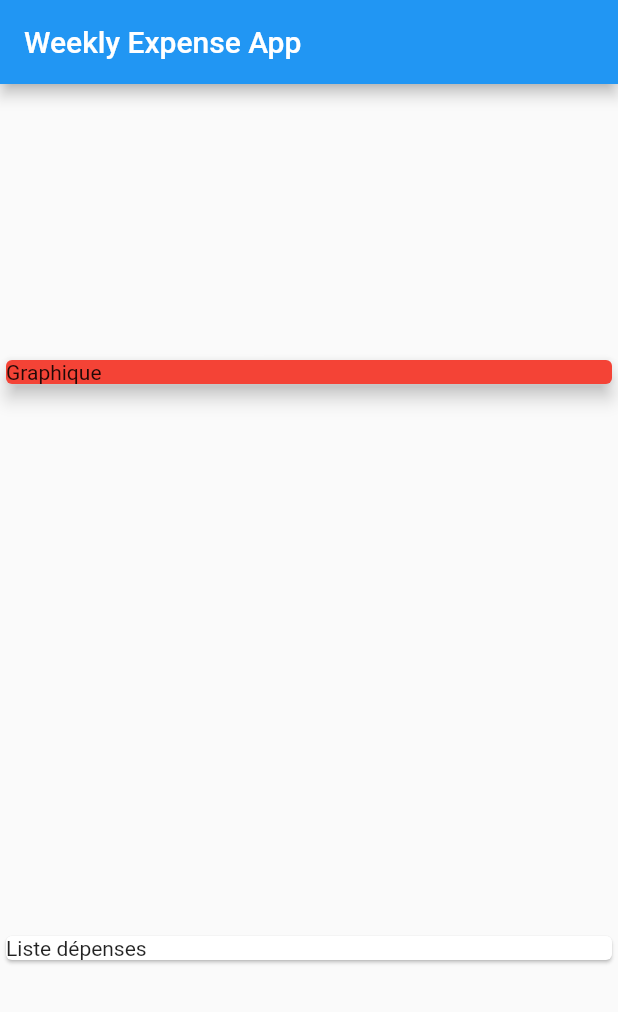
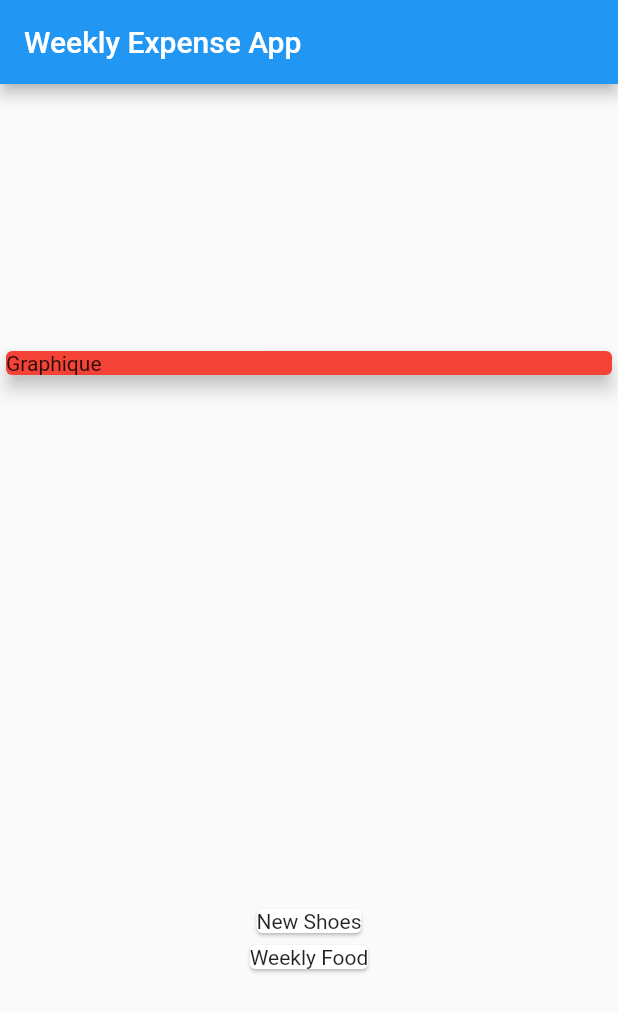
Before and after one commit to NoeBerdoz/WeeklyExpenseApp, a Flutter app: the screen it shows after launch, on a phone screen of 412 x 824 dp. Shown: the top 1012 px of the screen. Run offline on Flutter 3.47's test engine with Material 2 defaults, Android fonts, the phone set to English and light mode, and no system bars.

Commit message:
Transaction class

```diff
--- a/lib/main.dart
+++ b/lib/main.dart
@@ -1,3 +1,4 @@
+import 'package:WeeklyExpenseApp/transaction.dart';
 import 'package:flutter/material.dart';
 
 void main() {
@@ -32,9 +33,25 @@ class MyApp extends StatelessWidget {
 }
 
 class MyHomePage extends StatelessWidget {
+  final List<Transaction> transactions = [
+    Transaction(
+      id: 't1',
+      title: 'New Shoes',
+      amount: 199.90,
+      date: DateTime.now(),
+    ),
+    Transaction(
+      id: 't2',
+      title: 'Weekly Food',
+      amount: 100,
+      date: DateTime.now(),
+    )
+  ];
+
   @override
   Widget build(BuildContext context) {
     return Scaffold(
+
       appBar: AppBar(
         title: Text('Weekly Expense App'),
       ),
@@ -51,8 +68,10 @@ class MyHomePage extends StatelessWidget {
 
             ),
           ),
-          Card(
-            child: Text('Liste dépenses'),
+          Column(children: transactions.map((tx) {
+            return Card(child: Text(tx.title),
+            );
+          }).toList()
           )
         ],
       )
--- /dev/null
+++ b/lib/transaction.dart
@@ -0,0 +1,17 @@
+import 'package:flutter/cupertino.dart';
+import 'package:flutter/foundation.dart';
+
+class Transaction {
+  String id;
+  String title;
+  double amount;
+  DateTime date;
+
+  Transaction({
+    @required this.id,
+    @required this.title,
+    @required this.amount,
+    @required this.date
+  });
+
+}
```
